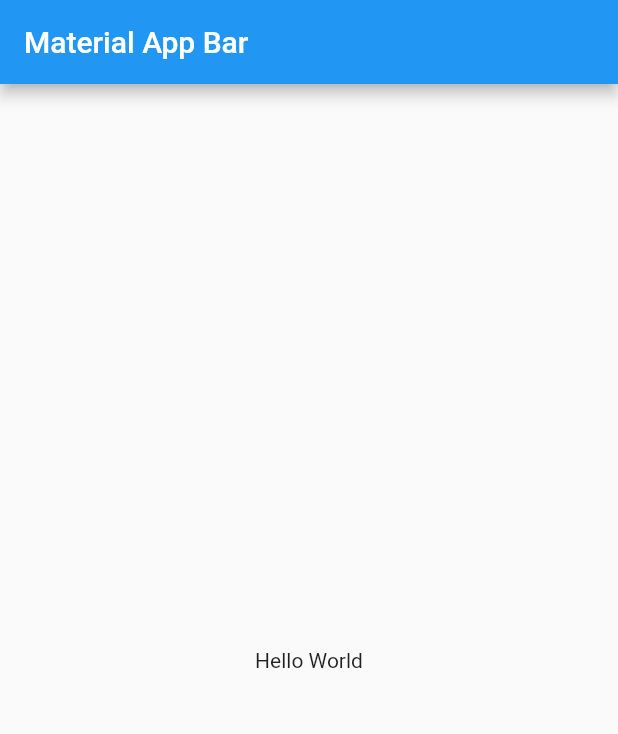
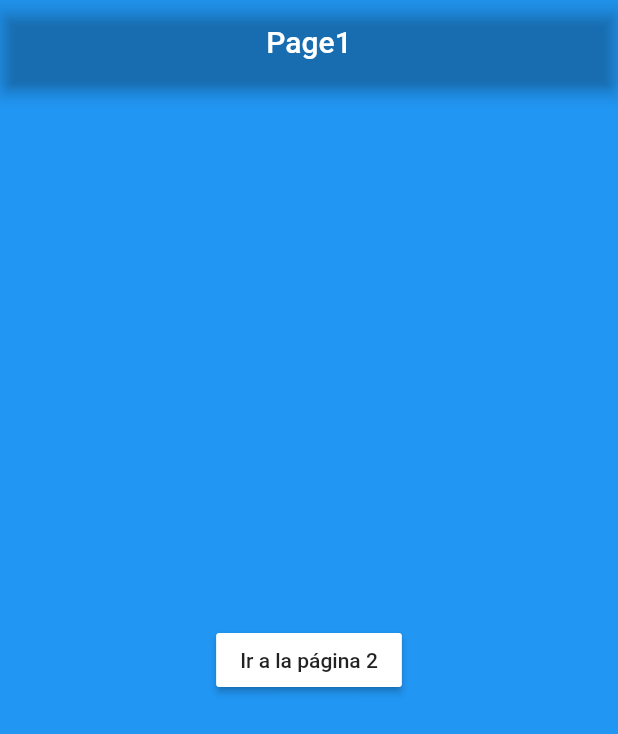
Before and after one commit to LuisPulenta/custom_transition_route, a Flutter app: the screen it shows after launch, on a phone screen of 412 x 824 dp. Shown: the top 734 px of the screen. Run offline on Flutter 3.47's test engine with Material 2 defaults, Android fonts, the phone set to English and light mode, and no system bars.

Commit message:
Video 308

```diff
--- /dev/null
+++ b/lib/helpers/route_transitions.dart
@@ -0,0 +1,51 @@
+import 'package:flutter/material.dart';
+
+enum AnimationType { normal, fadeIn }
+
+class RouteTransitions {
+  final BuildContext context;
+  final Widget child;
+  final AnimationType animation;
+  final Duration duration;
+  final bool replacement;
+
+  RouteTransitions(
+      {required this.context,
+      required this.child,
+      this.animation = AnimationType.normal,
+      this.duration = const Duration(milliseconds: 300),
+      this.replacement = false}) {
+    switch (animation) {
+      case AnimationType.normal:
+        _normalTransition();
+        break;
+      case AnimationType.fadeIn:
+        _fadeInTransition();
+        break;
+    }
+  }
+
+  void _pushPage(Route route) => Navigator.push(context, route);
+
+  void _pushReplacementPage(Route route) =>
+      Navigator.pushReplacement(context, route);
+
+  void _normalTransition() {
+    final route = MaterialPageRoute(builder: (_) => child);
+    replacement ? _pushReplacementPage(route) : _pushPage(route);
+  }
+
+  void _fadeInTransition() {
+    final route = PageRouteBuilder(
+        pageBuilder: (_, __, ___) => child,
+        transitionDuration: duration,
+        transitionsBuilder: (_, animation, __, child) {
+          return FadeTransition(
+            child: child,
+            opacity: Tween<double>(begin: 0.0, end: 1.0).animate(
+                CurvedAnimation(parent: animation, curve: Curves.easeInOut)),
+          );
+        });
+    replacement ? _pushReplacementPage(route) : _pushPage(route);
+  }
+}
--- a/lib/main.dart
+++ b/lib/main.dart
@@ -1,22 +1,21 @@
+import 'package:custom_transition_route/screens/screens.dart';
 import 'package:flutter/material.dart';
 
-void main() => runApp(MyApp());
+void main() => runApp(const MyApp());
 
 class MyApp extends StatelessWidget {
+  const MyApp({Key? key}) : super(key: key);
+
   @override
   Widget build(BuildContext context) {
     return MaterialApp(
+      debugShowCheckedModeBanner: false,
       title: 'Material App',
-      home: Scaffold(
-        appBar: AppBar(
-          title: Text('Material App Bar'),
-        ),
-        body: Center(
-          child: Container(
-            child: Text('Hello World'),
-          ),
-        ),
-      ),
+      initialRoute: 'page1',
+      routes: {
+        'page1': (_) => const Page1(),
+        'page2': (_) => const Page2(),
+      },
     );
   }
 }
--- /dev/null
+++ b/lib/screens/page1.dart
@@ -0,0 +1,36 @@
+import 'package:custom_transition_route/helpers/route_transitions.dart';
+import 'package:custom_transition_route/screens/screens.dart';
+import 'package:flutter/material.dart';
+
+class Page1 extends StatelessWidget {
+  const Page1({Key? key}) : super(key: key);
+
+  @override
+  Widget build(BuildContext context) {
+    return Scaffold(
+      backgroundColor: Colors.blue,
+      appBar: AppBar(
+        title: const Text('Page1'),
+        centerTitle: true,
+        backgroundColor: Colors.transparent,
+      ),
+      body: Center(
+        child: MaterialButton(
+            color: Colors.white,
+            child: const Text('Ir a la página 2'),
+            onPressed: () {
+              //Navigator.push(context, MaterialPageRoute(builder: (_) => const Page2()));
+              //Navigator.pushNamed(context, 'page2');
+              //Navigator.push(context, PageRouteBuilder(pageBuilder: (_, __, ___) => const Page2()));
+
+              RouteTransitions(
+                  context: context,
+                  child: Page2(),
+                  animation: AnimationType.fadeIn,
+                  duration: Duration(milliseconds: 800),
+                  replacement: false);
+            }),
+      ),
+    );
+  }
+}
--- /dev/null
+++ b/lib/screens/screens.dart
@@ -0,0 +1,2 @@
+export 'package:custom_transition_route/screens/page1.dart';
+export 'package:custom_transition_route/screens/page2.dart';
```
Also changed, not shown: lib/screens/page2.dart (added, +20 -0 lines).
